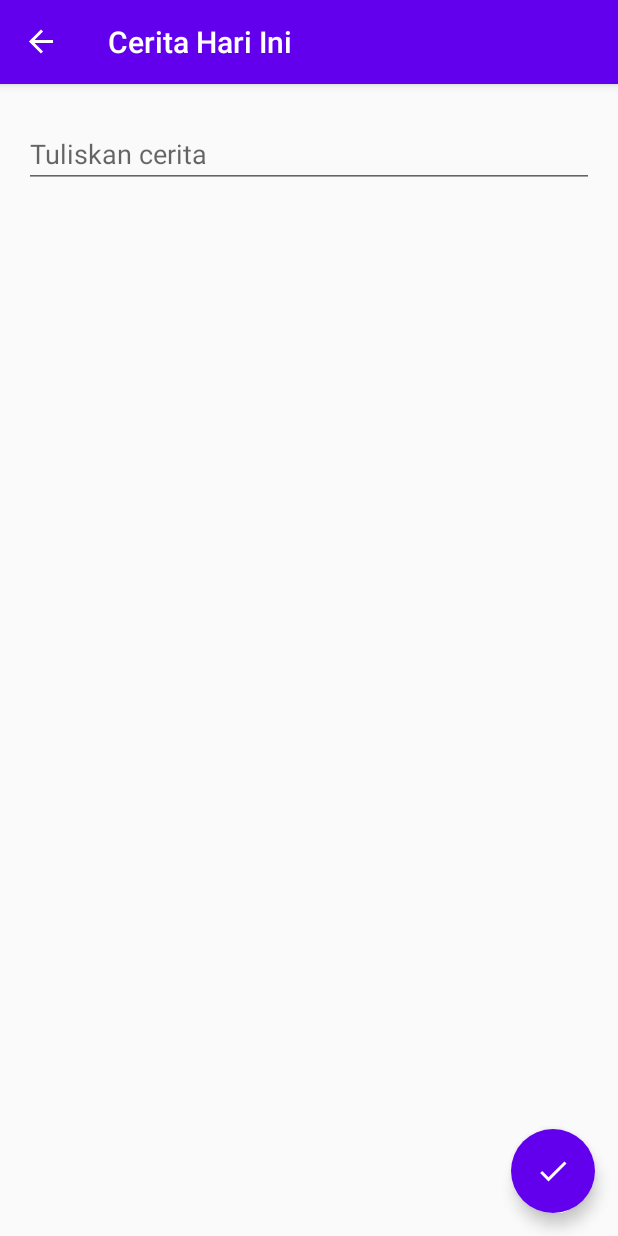
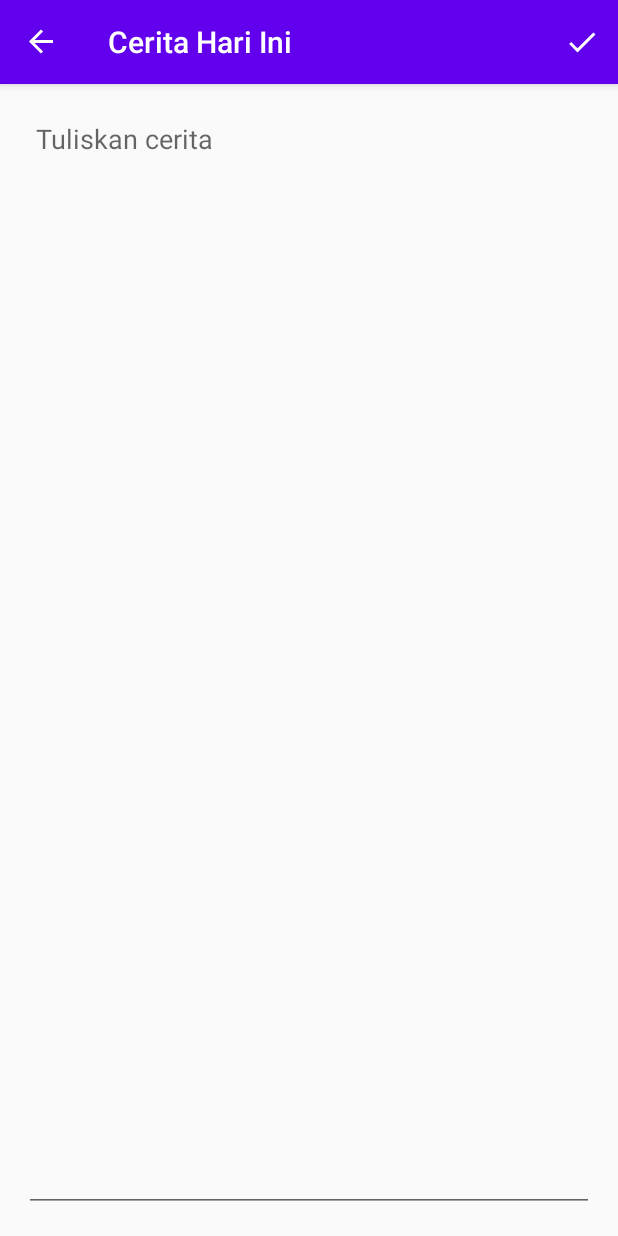
Before and after one commit to azmirizkifar20/Diary-Apps-Kotlin-MVVM, an Android app: the TambahDiaryFragment screen opened through its navigation route, on a phone screen of 412 x 824 dp. Run offline under Robolectric (Android 15) with nearby library versions, the phone set to English and light mode, and no system bars; our stand-ins replace Room's generated code, data binding, navigation-ui.

Commit message:
finishing project

```diff
--- a/app/build.gradle
+++ b/app/build.gradle
@@ -2,7 +2,6 @@ apply plugin: 'com.android.application'
 apply plugin: 'kotlin-android'
 apply plugin: 'kotlin-android-extensions'
 apply plugin: 'kotlin-kapt'
-apply plugin: "androidx.navigation.safeargs.kotlin"
 
 android {
     compileSdkVersion 29
--- a/app/src/main/java/org/d3if4055/diaryjurnal/MainActivity.kt
+++ b/app/src/main/java/org/d3if4055/diaryjurnal/MainActivity.kt
@@ -10,6 +10,8 @@ class MainActivity : AppCompatActivity() {
     override fun onCreate(savedInstanceState: Bundle?) {
         super.onCreate(savedInstanceState)
         setContentView(R.layout.activity_main)
+
+        // membuat tombol back
         val navController = this.findNavController(R.id.fragmentHomeNav)
         NavigationUI.setupActionBarWithNavController(this, navController)
     }
--- a/app/src/main/java/org/d3if4055/diaryjurnal/database/DiaryDao.kt
+++ b/app/src/main/java/org/d3if4055/diaryjurnal/database/DiaryDao.kt
@@ -1,10 +1,7 @@
 package org.d3if4055.diaryjurnal.database
 
 import androidx.lifecycle.LiveData
-import androidx.room.Dao
-import androidx.room.Insert
-import androidx.room.Query
-import androidx.room.Update
+import androidx.room.*
 
 @Dao
 interface DiaryDao {
@@ -21,4 +18,7 @@ interface DiaryDao {
     @Query("DELETE FROM diary")
     fun clear()
 
+    @Query("DELETE FROM diary WHERE id = :diaryId")
+    fun delete(diaryId: Long)
+
 }
--- a/app/src/main/java/org/d3if4055/diaryjurnal/fragment/HomeFragment.kt
+++ b/app/src/main/java/org/d3if4055/diaryjurnal/fragment/HomeFragment.kt
@@ -2,6 +2,7 @@ package org.d3if4055.diaryjurnal.fragment
 
 import android.os.Bundle
 import android.view.*
+import android.widget.Toast
 import androidx.fragment.app.Fragment
 import androidx.databinding.DataBindingUtil
 import androidx.lifecycle.Observer
@@ -16,7 +17,7 @@ import org.d3if4055.diaryjurnal.databinding.FragmentHomeBinding
 import org.d3if4055.diaryjurnal.recyclerview.DiaryAdapter
 import org.d3if4055.diaryjurnal.recyclerview.RecyclerViewClickListener
 import org.d3if4055.diaryjurnal.viewmodel.DiaryViewModel
-import org.d3if4055.diaryjurnal.viewmodel.DiaryViewModelFactor
+import org.d3if4055.diaryjurnal.viewmodel.DiaryViewModelFactory
 
 class HomeFragment : Fragment(),
     RecyclerViewClickListener {
@@ -42,7 +43,7 @@ class HomeFragment : Fragment(),
         // untuk ambil diaryViewModel
         val application = requireNotNull(this.activity).application
         val dataSource = DiaryDatabase.getInstance(application).DiaryDao
-        val viewModelFactory = DiaryViewModelFactor(dataSource, application)
+        val viewModelFactory = DiaryViewModelFactory(dataSource, application)
         val diaryViewModel = ViewModelProvider(this, viewModelFactory).get(DiaryViewModel::class.java)
 
         // observe diary
@@ -92,21 +93,21 @@ class HomeFragment : Fragment(),
     override fun onOptionsItemSelected(item: MenuItem): Boolean {
         val application = requireNotNull(this.activity).application
         val dataSource = DiaryDatabase.getInstance(application).DiaryDao
-        val viewModelFactory = DiaryViewModelFactor(dataSource, application)
+        val viewModelFactory = DiaryViewModelFactory(dataSource, application)
         val diaryViewModel = ViewModelProvider(this, viewModelFactory).get(DiaryViewModel::class.java)
 
         return when (item.itemId) {
             R.id.hapus_diary -> {
                 diaryViewModel.onClickClear()
+                Toast.makeText(requireContext(), R.string.success_remove, Toast.LENGTH_SHORT).show()
                 return true
             }
             else -> super.onOptionsItemSelected(item)
         }
-
     }
 
     private fun judul() {
         val getActivity = activity!! as MainActivity
-        getActivity.supportActionBar?.title = "Diary Saya (6706184055)"
+        getActivity.supportActionBar?.title = "Diary Saya"
     }
 }
--- a/app/src/main/java/org/d3if4055/diaryjurnal/fragment/TambahDiaryFragment.kt
+++ b/app/src/main/java/org/d3if4055/diaryjurnal/fragment/TambahDiaryFragment.kt
@@ -1,10 +1,8 @@
 package org.d3if4055.diaryjurnal.fragment
 
 import android.os.Bundle
+import android.view.*
 import androidx.fragment.app.Fragment
-import android.view.LayoutInflater
-import android.view.View
-import android.view.ViewGroup
 import android.widget.Toast
 import androidx.databinding.DataBindingUtil
 import androidx.lifecycle.ViewModelProvider
@@ -14,7 +12,7 @@ import org.d3if4055.diaryjurnal.R
 import org.d3if4055.diaryjurnal.database.DiaryDatabase
 import org.d3if4055.diaryjurnal.databinding.FragmentTambahDiaryBinding
 import org.d3if4055.diaryjurnal.viewmodel.DiaryViewModel
-import org.d3if4055.diaryjurnal.viewmodel.DiaryViewModelFactor
+import org.d3if4055.diaryjurnal.viewmodel.DiaryViewModelFactory
 
 class TambahDiaryFragment : Fragment() {
 
@@ -25,29 +23,40 @@ class TambahDiaryFragment : Fragment() {
         savedInstanceState: Bundle?
     ): View? {
         judul()
+        // memunculkan action button insert di toolbar
+        setHasOptionsMenu(true)
         binding = DataBindingUtil.inflate(inflater, R.layout.fragment_tambah_diary, container, false)
 
         return binding.root
     }
 
-    override fun onViewCreated(view: View, savedInstanceState: Bundle?) {
-        super.onViewCreated(view, savedInstanceState)
+    // create overflow menu
+    override fun onCreateOptionsMenu(menu: Menu, inflater: MenuInflater) {
+        super.onCreateOptionsMenu(menu, inflater)
+        inflater.inflate(R.menu.action_button, menu)
+    }
 
+    // ketika item di overflow menu di pilih
+    override fun onOptionsItemSelected(item: MenuItem): Boolean {
         // memanggil diaryViewModel
         val application = requireNotNull(this.activity).application
         val dataSource = DiaryDatabase.getInstance(application).DiaryDao
-        val viewModelFactory = DiaryViewModelFactor(dataSource, application)
+        val viewModelFactory = DiaryViewModelFactory(dataSource, application)
         val diaryViewModel = ViewModelProvider(this, viewModelFactory).get(DiaryViewModel::class.java)
 
-        // action tombol create
-        binding.fabCreate.setOnClickListener {
-            // panggil fun inputCheck, jika true maka masuk ke kondisi if
-            if (inputCheck(diaryViewModel)) {
-                // navigate ke fragment sebelumnya
-                it.findNavController().popBackStack()
-            } else {
-                Toast.makeText(requireContext(), R.string.null_message, Toast.LENGTH_SHORT).show()
+        return when(item.itemId) {
+            R.id.item_action -> {
+                if (inputCheck(diaryViewModel)) {
+                    // navigate ke fragment sebelumnya
+                    requireView().findNavController().popBackStack()
+                    Toast.makeText(requireContext(), R.string.success_insert, Toast.LENGTH_SHORT).show()
+                } else {
+                    Toast.makeText(requireContext(), R.string.null_message, Toast.LENGTH_SHORT).show()
+                }
+                return true
             }
+
+            else -> super.onOptionsItemSelected(item)
         }
     }
 
--- a/app/src/main/java/org/d3if4055/diaryjurnal/recyclerview/DiaryAdapter.kt
+++ b/app/src/main/java/org/d3if4055/diaryjurnal/recyclerview/DiaryAdapter.kt
@@ -28,6 +28,7 @@ class DiaryAdapter(private val diary: List<Diary>) : RecyclerView.Adapter<DiaryA
     )
 
     override fun onBindViewHolder(holder: DiaryViewHolder, position: Int) {
+        // set tangggal dan messagenya untuk ditampilkan
         holder.recyclerviewDiaryBinding.tvDate.text = convertLongToDateString(diary[position].tanggal)
         holder.recyclerviewDiaryBinding.tvMessage.text = diary[position].message
 
--- a/app/src/main/java/org/d3if4055/diaryjurnal/viewmodel/DiaryViewModelFactor.kt
+++ b/app/src/main/java/org/d3if4055/diaryjurnal/viewmodel/DiaryViewModelFactory.kt
@@ -5,7 +5,7 @@ import androidx.lifecycle.ViewModel
 import androidx.lifecycle.ViewModelProvider
 import org.d3if4055.diaryjurnal.database.DiaryDao
 
-class DiaryViewModelFactor(
+class DiaryViewModelFactory(
     private val dataSource: DiaryDao,
     private val application: Application) : ViewModelProvider.Factory {
     @Suppress("unchecked_cast")
--- a/app/src/main/res/layout/fragment_tambah_diary.xml
+++ b/app/src/main/res/layout/fragment_tambah_diary.xml
@@ -11,36 +11,23 @@
         <EditText
             android:id="@+id/et_diary"
             android:layout_width="match_parent"
-            android:layout_height="wrap_content"
+            android:layout_height="match_parent"
             android:layout_marginStart="16dp"
             android:layout_marginLeft="16dp"
-            android:layout_marginTop="24dp"
+            android:layout_marginTop="16dp"
             android:layout_marginEnd="16dp"
             android:layout_marginRight="16dp"
+            android:layout_marginBottom="16dp"
             android:ems="10"
+            android:gravity="top"
             android:hint="@string/tuliskan_cerita"
             android:inputType="textPersonName"
+            android:padding="8dp"
+            app:layout_constraintBottom_toBottomOf="parent"
             app:layout_constraintEnd_toEndOf="parent"
-            app:layout_constraintHorizontal_bias="1.0"
+            app:layout_constraintHorizontal_bias="0.0"
             app:layout_constraintStart_toStartOf="parent"
             app:layout_constraintTop_toTopOf="parent" />
 
-        <com.google.android.material.floatingactionbutton.FloatingActionButton
-            android:id="@+id/fab_create"
-            android:layout_width="wrap_content"
-            android:layout_height="wrap_content"
-            android:layout_gravity="end|bottom"
-            android:layout_margin="15dp"
-            android:layout_marginEnd="16dp"
-            android:layout_marginRight="16dp"
-            android:layout_marginBottom="16dp"
-            android:backgroundTint="@color/colorPrimary"
-            android:src="@drawable/ic_check_white_24dp"
-            app:borderWidth="0dp"
-            app:elevation="6dp"
-            app:fabSize="normal"
-            app:layout_constraintBottom_toBottomOf="parent"
-            app:layout_constraintEnd_toEndOf="parent" />
-
     </androidx.constraintlayout.widget.ConstraintLayout>
 </layout>
--- /dev/null
+++ b/app/src/main/res/menu/action_button.xml
@@ -0,0 +1,12 @@
+<?xml version="1.0" encoding="utf-8"?>
+<menu xmlns:android="http://schemas.android.com/apk/res/android"
+    xmlns:app="http://schemas.android.com/apk/res-auto">
+    <item
+        android:id="@+id/item_action"
+        android:enabled="true"
+        android:icon="@drawable/ic_check_white_24dp"
+        android:title="@string/insert"
+        android:visible="true"
+        app:showAsAction="always"
+        />
+</menu>
--- a/app/src/main/res/values/strings.xml
+++ b/app/src/main/res/values/strings.xml
@@ -9,4 +9,8 @@
     <string name="tanggal">Jumat, 17 Januari 2020</string>
     <string name="text_message">Wadaw ulala wadidaw digidaw awe awe</string>
     <string name="null_message">Cerita harus diisi!</string>
+    <string name="success_insert">Berhasil menambahkan cerita!</string>
+    <string name="success_update">Berhasil update cerita!</string>
+    <string name="success_remove">Berhasil hapus cerita!</string>
+    <string name="insert">insert</string>
 </resources>
--- a/build.gradle
+++ b/build.gradle
@@ -10,8 +10,6 @@ buildscript {
     dependencies {
         classpath 'com.android.tools.build:gradle:3.6.1'
         classpath "org.jetbrains.kotlin:kotlin-gradle-plugin:$kotlin_version"
-        def nav_version = "2.3.0-alpha01"
-        classpath "androidx.navigation:navigation-safe-args-gradle-plugin:$nav_version"
 
         // NOTE: Do not place your application dependencies here; they belong
         // in the individual module build.gradle files
```
Also changed, not shown: app/src/main/java/org/d3if4055/diaryjurnal/fragment/EditDiaryFragment.kt (+41 -17 lines), app/src/main/java/org/d3if4055/diaryjurnal/viewmodel/DiaryViewModel.kt (+12 -0 lines), app/src/main/res/layout/fragment_edit_diary.xml (+6 -18 lines), 1 other file.
